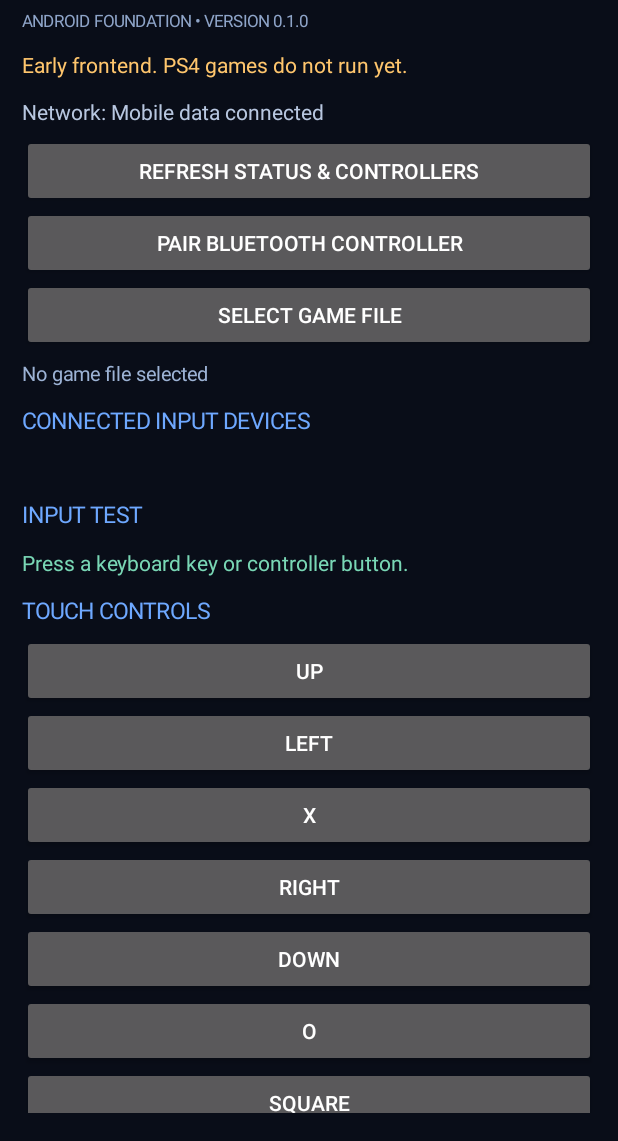
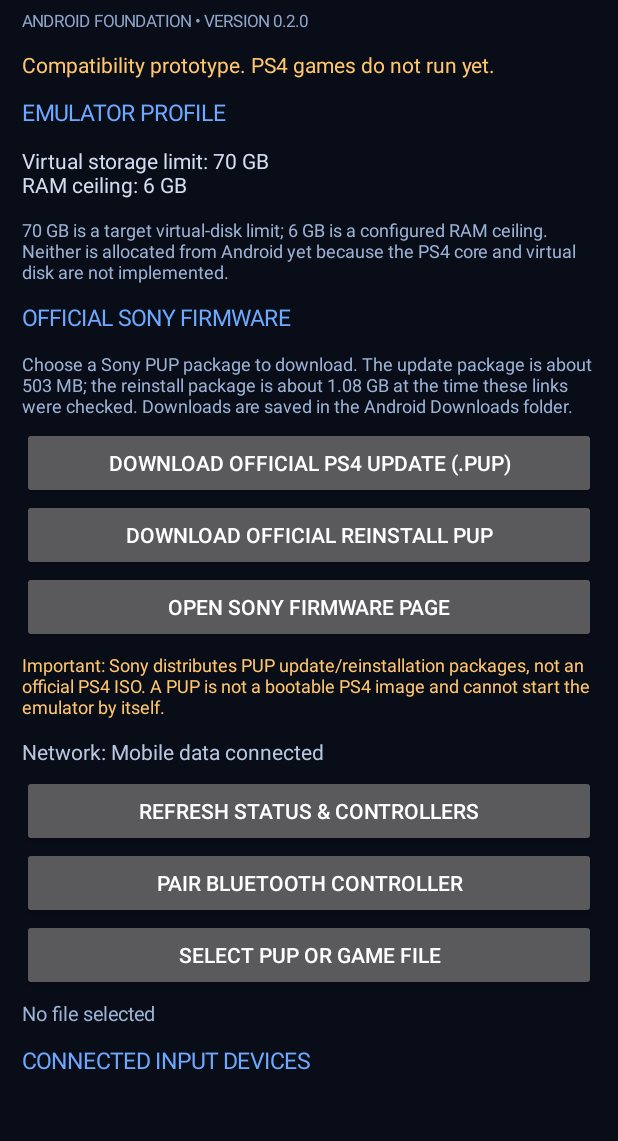
Before and after one commit to hayrxdevofficial/my-android-app, an Android app: the screen it shows after launch (MainActivity), on a phone screen of 412 x 824 dp, the part 95-1236 px from its top. Run offline under Robolectric (Android 15) with nearby library versions, the phone set to English and light mode, and no system bars; 2 statements that could not run were skipped.

Commit message:
Add PS4 profile limits and official Sony PUP downloads

```diff
--- a/app/src/main/java/com/hayrx/ps4emu/MainActivity.kt
+++ b/app/src/main/java/com/hayrx/ps4emu/MainActivity.kt
@@ -1,12 +1,15 @@
 package com.hayrx.ps4emu
 
 import android.app.Activity
+import android.app.DownloadManager
 import android.content.Context
 import android.content.Intent
 import android.hardware.input.InputManager
 import android.net.ConnectivityManager
 import android.net.NetworkCapabilities
+import android.net.Uri
 import android.os.Bundle
+import android.os.Environment
 import android.provider.Settings
 import android.view.Gravity
 import android.view.InputDevice
@@ -24,57 +27,193 @@ class MainActivity : Activity(), InputManager.InputDeviceListener {
     private lateinit var devices: TextView
     private lateinit var inputLog: TextView
     private lateinit var gameFile: TextView
+    private lateinit var profile: TextView
     private lateinit var inputManager: InputManager
-    private val pickerCode = 4102
+
+    companion object {
+        // Official Sony links currently exposed by the PS4 support page.
+        // These are firmware packages for a real PS4, not bootable emulator images.
+        private const val SONY_UPDATE_PUP =
+            "https://pc.ps4.update.playstation.net/update/ps4/image/2026_1023/sys_2acc318d7cafb18d7898754c8a97e2da/PS4UPDATE.PUP"
+        private const val SONY_REINSTALL_PUP =
+            "https://pc.ps4.update.playstation.net/update/ps4/image/2026_1023/rec_6abfe48f2d592e10d4977757fa9c87ee/PS4UPDATE.PUP"
+        private const val SONY_SUPPORT =
+            "https://www.playstation.com/en-gb/support/hardware/ps4/system-software/"
+        private const val PREFS = "ps4_profile"
+        private const val KEY_STORAGE_GB = "storage_gb"
+        private const val KEY_RAM_GB = "ram_gb"
+        private const val PICKER_CODE = 4102
+    }
 
     override fun onCreate(savedInstanceState: Bundle?) {
         super.onCreate(savedInstanceState)
-        window.decorView.systemUiVisibility = View.SYSTEM_UI_FLAG_FULLSCREEN or View.SYSTEM_UI_FLAG_HIDE_NAVIGATION or View.SYSTEM_UI_FLAG_IMMERSIVE_STICKY
+        window.decorView.systemUiVisibility = View.SYSTEM_UI_FLAG_FULLSCREEN or
+            View.SYSTEM_UI_FLAG_HIDE_NAVIGATION or View.SYSTEM_UI_FLAG_IMMERSIVE_STICKY
         window.addFlags(android.view.WindowManager.LayoutParams.FLAG_KEEP_SCREEN_ON)
         inputManager = getSystemService(Context.INPUT_SERVICE) as InputManager
         inputManager.registerInputDeviceListener(this, null)
-        val page = LinearLayout(this).apply { orientation = LinearLayout.VERTICAL; setPadding(22, 20, 22, 28); setBackgroundColor(0xFF090D18.toInt()) }
+
+        val prefs = getSharedPreferences(PREFS, MODE_PRIVATE)
+        // These are emulator profile limits, not memory/storage reserved from Android.
+        prefs.edit().putInt(KEY_STORAGE_GB, 70).putInt(KEY_RAM_GB, 6).apply()
+
+        val page = LinearLayout(this).apply {
+            orientation = LinearLayout.VERTICAL
+            setPadding(22, 20, 22, 28)
+            setBackgroundColor(0xFF090D18.toInt())
+        }
         val scroll = ScrollView(this)
         val content = LinearLayout(this).apply { orientation = LinearLayout.VERTICAL }
         scroll.addView(content)
         page.addView(scroll)
+
         content.addView(label("PS4 EMULATOR", 28, 0xFFFFFFFF.toInt()))
-        content.addView(label("ANDROID FOUNDATION • VERSION 0.1.0", 11, 0xFF8EA4C8.toInt()))
-        content.addView(label("Early frontend. PS4 games do not run yet.", 14, 0xFFFFC66D.toInt()))
-        status = label("Network: checking", 14, 0xFFB8C7E0.toInt()); content.addView(status)
+        content.addView(label("ANDROID FOUNDATION • VERSION 0.2.0", 11, 0xFF8EA4C8.toInt()))
+        content.addView(label("Compatibility prototype. PS4 games do not run yet.", 14, 0xFFFFC66D.toInt()))
+
+        content.addView(section("EMULATOR PROFILE"))
+        profile = label("", 14, 0xFFD4DDF0.toInt())
+        content.addView(profile)
+        content.addView(label(
+            "70 GB is a target virtual-disk limit; 6 GB is a configured RAM ceiling. " +
+                "Neither is allocated from Android yet because the PS4 core and virtual disk are not implemented.",
+            12, 0xFF9DB3D5.toInt()
+        ))
+        refreshProfile()
+
+        content.addView(section("OFFICIAL SONY FIRMWARE"))
+        content.addView(label(
+            "Choose a Sony PUP package to download. The update package is about 503 MB; " +
+                "the reinstall package is about 1.08 GB at the time these links were checked. " +
+                "Downloads are saved in the Android Downloads folder.",
+            12, 0xFF9DB3D5.toInt()
+        ))
+        content.addView(action("DOWNLOAD OFFICIAL PS4 UPDATE (.PUP)") {
+            downloadFirmware(SONY_UPDATE_PUP, "PS4UPDATE.PUP")
+        })
+        content.addView(action("DOWNLOAD OFFICIAL REINSTALL PUP") {
+            downloadFirmware(SONY_REINSTALL_PUP, "PS4_REINSTALL.PUP")
+        })
+        content.addView(action("OPEN SONY FIRMWARE PAGE") { openSonyPage() })
+        content.addView(label(
+            "Important: Sony distributes PUP update/reinstallation packages, not an official PS4 ISO. " +
+                "A PUP is not a bootable PS4 image and cannot start the emulator by itself.",
+            12, 0xFFFFC66D.toInt()
+        ))
+
+        status = label("Network: checking", 14, 0xFFB8C7E0.toInt())
+        content.addView(status)
         content.addView(action("REFRESH STATUS & CONTROLLERS") { refreshAll() })
-        content.addView(action("PAIR BLUETOOTH CONTROLLER") { try { startActivity(Intent(Settings.ACTION_BLUETOOTH_SETTINGS)) } catch (_: Exception) { Toast.makeText(this, "Bluetooth settings unavailable", Toast.LENGTH_SHORT).show() } })
-        content.addView(action("SELECT GAME FILE") { openPicker() })
-        gameFile = label("No game file selected", 13, 0xFF9DB3D5.toInt()); content.addView(gameFile)
+        content.addView(action("PAIR BLUETOOTH CONTROLLER") {
+            try {
+                startActivity(Intent(Settings.ACTION_BLUETOOTH_SETTINGS))
+            } catch (_: Exception) {
+                Toast.makeText(this, "Bluetooth settings unavailable", Toast.LENGTH_SHORT).show()
+            }
+        })
+        content.addView(action("SELECT PUP OR GAME FILE") { openPicker() })
+        gameFile = label("No file selected", 13, 0xFF9DB3D5.toInt())
+        content.addView(gameFile)
+
         content.addView(section("CONNECTED INPUT DEVICES"))
-        devices = label("", 13, 0xFFD4DDF0.toInt()); content.addView(devices)
+        devices = label("", 13, 0xFFD4DDF0.toInt())
+        content.addView(devices)
+
         content.addView(section("INPUT TEST"))
-        inputLog = label("Press a keyboard key or controller button.", 14, 0xFF79D7B5.toInt()); content.addView(inputLog)
+        inputLog = label("Press a keyboard key or controller button.", 14, 0xFF79D7B5.toInt())
+        content.addView(inputLog)
+
         content.addView(section("TOUCH CONTROLS"))
         val captions = listOf("UP", "LEFT", "X", "RIGHT", "DOWN", "O", "SQUARE", "TRIANGLE")
-        val codes = listOf(KeyEvent.KEYCODE_DPAD_UP, KeyEvent.KEYCODE_DPAD_LEFT, KeyEvent.KEYCODE_BUTTON_A, KeyEvent.KEYCODE_DPAD_RIGHT, KeyEvent.KEYCODE_DPAD_DOWN, KeyEvent.KEYCODE_BUTTON_B, KeyEvent.KEYCODE_BUTTON_X, KeyEvent.KEYCODE_BUTTON_Y)
-        captions.forEachIndexed { i, caption -> content.addView(action(caption) { inputLog.text = "Touch input: " + caption + " / " + KeyEvent.keyCodeToString(codes[i]) }) }
+        val codes = listOf(
+            KeyEvent.KEYCODE_DPAD_UP, KeyEvent.KEYCODE_DPAD_LEFT, KeyEvent.KEYCODE_BUTTON_A,
+            KeyEvent.KEYCODE_DPAD_RIGHT, KeyEvent.KEYCODE_DPAD_DOWN, KeyEvent.KEYCODE_BUTTON_B,
+            KeyEvent.KEYCODE_BUTTON_X, KeyEvent.KEYCODE_BUTTON_Y
+        )
+        captions.forEachIndexed { i, caption ->
+            content.addView(action(caption) {
+                inputLog.text = "Touch input: $caption / " + KeyEvent.keyCodeToString(codes[i])
+            })
+        }
+
         content.addView(section("ENGINE ROADMAP"))
-        content.addView(label("1. CPU, memory and kernel compatibility\n2. Graphics command translation\n3. Audio and storage systems\n4. Firmware and game compatibility tests", 13, 0xFF8EA4C8.toInt()))
+        content.addView(label(
+            "1. PS4 CPU/Jaguar compatibility layer\n" +
+                "2. Memory map and virtual storage\n" +
+                "3. Graphics command translation\n" +
+                "4. Audio, firmware parsing and compatibility tests",
+            13, 0xFF8EA4C8.toInt()
+        ))
         setContentView(page)
         refreshAll()
     }
 
-    private fun label(value: String, size: Int, color: Int) = TextView(this).apply { text = value; textSize = size.toFloat(); setTextColor(color); setPadding(0, 9, 0, 9) }
+    private fun label(value: String, size: Int, color: Int) = TextView(this).apply {
+        text = value
+        textSize = size.toFloat()
+        setTextColor(color)
+        setPadding(0, 9, 0, 9)
+    }
+
     private fun section(value: String) = label(value, 15, 0xFF6EA8FF.toInt())
-    private fun action(value: String, run: () -> Unit) = Button(this).apply { text = value; isAllCaps = false; setOnClickListener { run() } }
+
+    private fun action(value: String, run: () -> Unit) = Button(this).apply {
+        text = value
+        isAllCaps = false
+        setOnClickListener { run() }
+    }
+
+    private fun refreshProfile() {
+        val prefs = getSharedPreferences(PREFS, MODE_PRIVATE)
+        profile.text = "Virtual storage limit: ${prefs.getInt(KEY_STORAGE_GB, 70)} GB\n" +
+            "RAM ceiling: ${prefs.getInt(KEY_RAM_GB, 6)} GB"
+    }
+
+    private fun downloadFirmware(url: String, fileName: String) {
+        try {
+            val request = DownloadManager.Request(Uri.parse(url))
+                .setTitle(fileName)
+                .setDescription("Official PlayStation 4 system software from Sony")
+                .setMimeType("application/octet-stream")
+                .setNotificationVisibility(DownloadManager.Request.VISIBILITY_VISIBLE_NOTIFY_COMPLETED)
+                .setAllowedOverMetered(true)
+                .setAllowedOverRoaming(false)
+                .setDestinationInExternalPublicDir(Environment.DIRECTORY_DOWNLOADS, fileName)
+            val manager = getSystemService(Context.DOWNLOAD_SERVICE) as DownloadManager
+            val id = manager.enqueue(request)
+            Toast.makeText(this, "Download queued. ID: $id", Toast.LENGTH_LONG).show()
+            gameFile.text = "Download started: $fileName\nCheck Android Downloads/notifications. This package is not executable here."
+        } catch (e: Exception) {
+            Toast.makeText(this, "Could not start download: ${e.message}", Toast.LENGTH_LONG).show()
+        }
+    }
+
+    private fun openSonyPage() {
+        try {
+            startActivity(Intent(Intent.ACTION_VIEW, Uri.parse(SONY_SUPPORT)))
+        } catch (_: Exception) {
+            Toast.makeText(this, "Could not open Sony support page", Toast.LENGTH_SHORT).show()
+        }
+    }
 
     private fun openPicker() {
-        val intent = Intent(Intent.ACTION_OPEN_DOCUMENT).apply { addCategory(Intent.CATEGORY_OPENABLE); type = "*/*"; addFlags(Intent.FLAG_GRANT_READ_URI_PERMISSION or Intent.FLAG_GRANT_PERSISTABLE_URI_PERMISSION) }
-        startActivityForResult(intent, pickerCode)
+        val intent = Intent(Intent.ACTION_OPEN_DOCUMENT).apply {
+            addCategory(Intent.CATEGORY_OPENABLE)
+            type = "*/*"
+            addFlags(Intent.FLAG_GRANT_READ_URI_PERMISSION or Intent.FLAG_GRANT_PERSISTABLE_URI_PERMISSION)
+        }
+        startActivityForResult(intent, PICKER_CODE)
     }
 
     @Deprecated("Document picker callback")
     override fun onActivityResult(requestCode: Int, resultCode: Int, data: Intent?) {
         super.onActivityResult(requestCode, resultCode, data)
-        if (requestCode == pickerCode && resultCode == RESULT_OK) data?.data?.let { uri ->
-            gameFile.text = "Selected: " + (uri.lastPathSegment ?: uri.toString()) + "\nRead access granted; execution is not implemented."
-            try { contentResolver.takePersistableUriPermission(uri, Intent.FLAG_GRANT_READ_URI_PERMISSION) } catch (_: Exception) { }
+        if (requestCode == PICKER_CODE && resultCode == RESULT_OK) data?.data?.let { uri ->
+            val name = uri.lastPathSegment ?: uri.toString()
+            gameFile.text = "Selected: $name\nRead access granted. Firmware parsing and game execution are not implemented."
+            try {
+                contentResolver.takePersistableUriPermission(uri, Intent.FLAG_GRANT_READ_URI_PERMISSION)
+            } catch (_: Exception) { }
         }
     }
 
@@ -88,27 +227,40 @@ class MainActivity : Activity(), InputManager.InputDeviceListener {
             caps.hasTransport(NetworkCapabilities.TRANSPORT_ETHERNET) -> "Ethernet connected"
             else -> "Network connected"
         }
-        status.text = "Network: " + network
+        status.text = "Network: $network"
         refreshDevices()
     }
 
     private fun refreshDevices() {
-        val found = inputManager.inputDeviceIds.mapNotNull { id -> inputManager.getInputDevice(id)?.let { d ->
-            val type = when { d.supportsSource(InputDevice.SOURCE_GAMEPAD) -> "Gamepad"; d.supportsSource(InputDevice.SOURCE_JOYSTICK) -> "Joystick"; d.supportsSource(InputDevice.SOURCE_KEYBOARD) -> "Keyboard"; else -> "Input device" }
-            "• " + d.name + " — " + type
-        } }
-        devices.text = if (found.isEmpty()) "No external controller detected. Pair/connect it, then refresh." else found.joinToString("\n")
+        val found = inputManager.inputDeviceIds.mapNotNull { id ->
+            inputManager.getInputDevice(id)?.let { d ->
+                val type = when {
+                    d.supportsSource(InputDevice.SOURCE_GAMEPAD) -> "Gamepad"
+                    d.supportsSource(InputDevice.SOURCE_JOYSTICK) -> "Joystick"
+                    d.supportsSource(InputDevice.SOURCE_KEYBOARD) -> "Keyboard"
+                    else -> "Input device"
+                }
+                "• ${d.name} — $type"
+            }
+        }
+        devices.text = if (found.isEmpty()) {
+            "No external controller detected. Pair/connect it, then refresh."
+        } else found.joinToString("\n")
     }
 
     override fun dispatchKeyEvent(event: KeyEvent): Boolean {
-        if (event.action == KeyEvent.ACTION_DOWN && event.repeatCount == 0) { inputLog.text = "Input: " + KeyEvent.keyCodeToString(event.keyCode); return true }
+        if (event.action == KeyEvent.ACTION_DOWN && event.repeatCount == 0) {
+            inputLog.text = "Input: " + KeyEvent.keyCodeToString(event.keyCode)
+            return true
+        }
         if (event.action == KeyEvent.ACTION_UP) return true
         return super.dispatchKeyEvent(event)
     }
 
     override fun onGenericMotionEvent(event: MotionEvent): Boolean {
         if (event.isFromSource(InputDevice.SOURCE_JOYSTICK)) {
-            inputLog.text = "Analog stick X=" + event.getAxisValue(MotionEvent.AXIS_X) + " Y=" + event.getAxisValue(MotionEvent.AXIS_Y)
+            inputLog.text = "Analog stick X=${event.getAxisValue(MotionEvent.AXIS_X)} " +
+                "Y=${event.getAxisValue(MotionEvent.AXIS_Y)}"
             return true
         }
         return super.onGenericMotionEvent(event)
@@ -117,5 +269,9 @@ class MainActivity : Activity(), InputManager.InputDeviceListener {
     override fun onInputDeviceAdded(deviceId: Int) = refreshDevices()
     override fun onInputDeviceRemoved(deviceId: Int) = refreshDevices()
     override fun onInputDeviceChanged(deviceId: Int) = refreshDevices()
-    override fun onDestroy() { inputManager.unregisterInputDeviceListener(this); super.onDestroy() }
+
+    override fun onDestroy() {
+        inputManager.unregisterInputDeviceListener(this)
+        super.onDestroy()
+    }
 }
```
